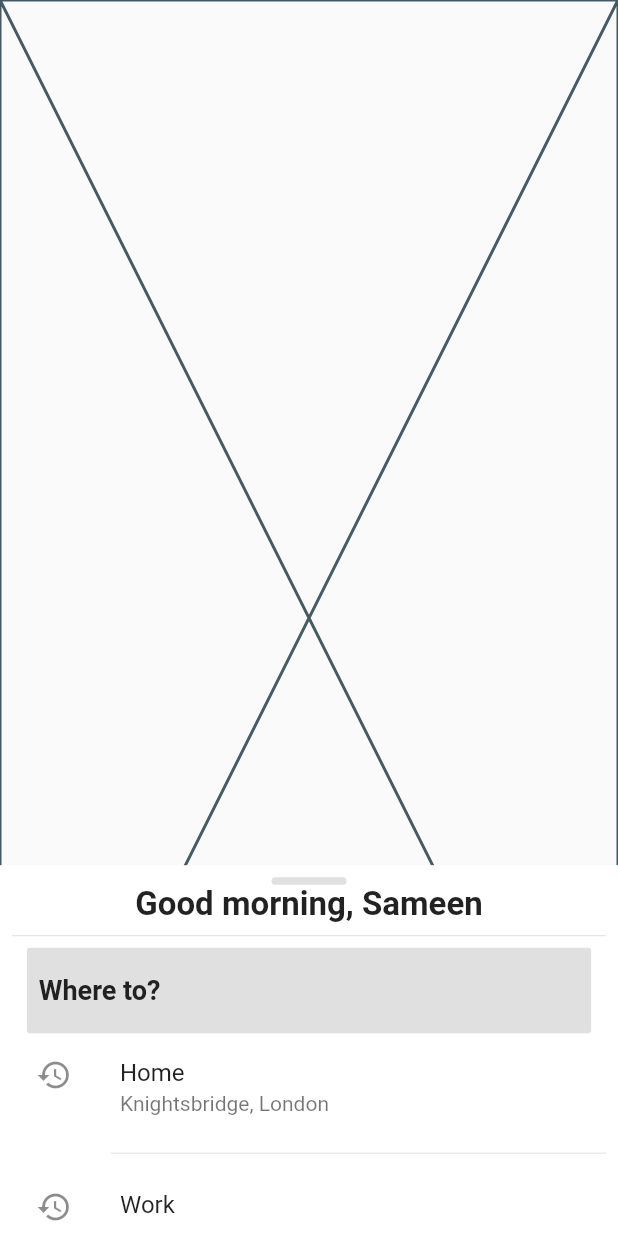
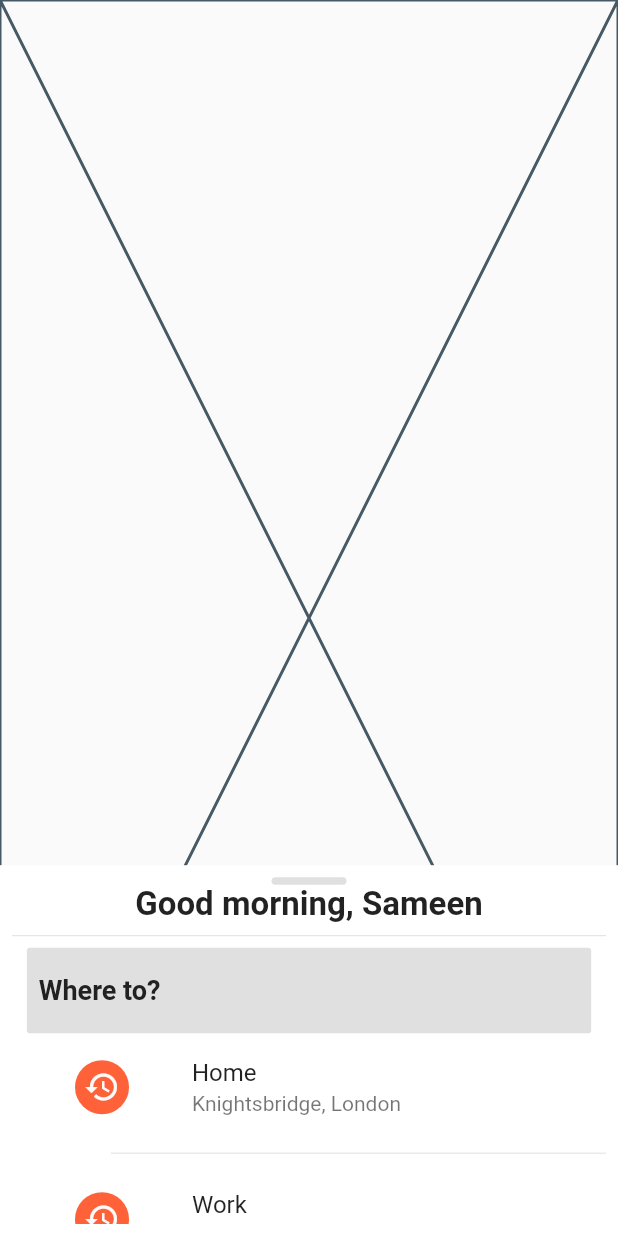
Before and after one commit to samisnotinsane/flutter-bites, a Flutter app: the screen it shows after launch, on a phone screen of 412 x 824 dp. Run offline on Flutter 3.47's test engine with Material 2 defaults, Android fonts, the phone set to English and light mode, and no system bars.

Commit message:
Add color to icon.

```diff
--- a/geo_maps/lib/widgets/where_to_recent_dest_list.dart
+++ b/geo_maps/lib/widgets/where_to_recent_dest_list.dart
@@ -23,7 +23,13 @@ class WhereToRecentDestList extends StatelessWidget {
           indent: MediaQuery.of(context).size.width * 0.16,
         ),
         itemBuilder: (context, index) => ListTile(
-          leading: Icon(Icons.history),
+          leading: RawMaterialButton(
+            onPressed: null,
+            shape: CircleBorder(),
+            fillColor: Theme.of(context).accentColor,
+            elevation: 0.2,
+            child: Icon(Icons.history, color: Theme.of(context).canvasColor),
+          ),
           title: Text(_destinations[index].title),
           subtitle: Text(_destinations[index].address),
         ),
--- a/geo_maps/lib/widgets/where_to_sheet.dart
+++ b/geo_maps/lib/widgets/where_to_sheet.dart
@@ -64,7 +64,9 @@ class _WhereToSheetState extends State<WhereToSheet> {
         WhereToButton(
           onPressedHandler: () {},
         ),
-        WhereToRecentDestList(destinations: _destinations),
+        WhereToRecentDestList(
+          destinations: _destinations,
+        ),
       ],
     );
   }
```
